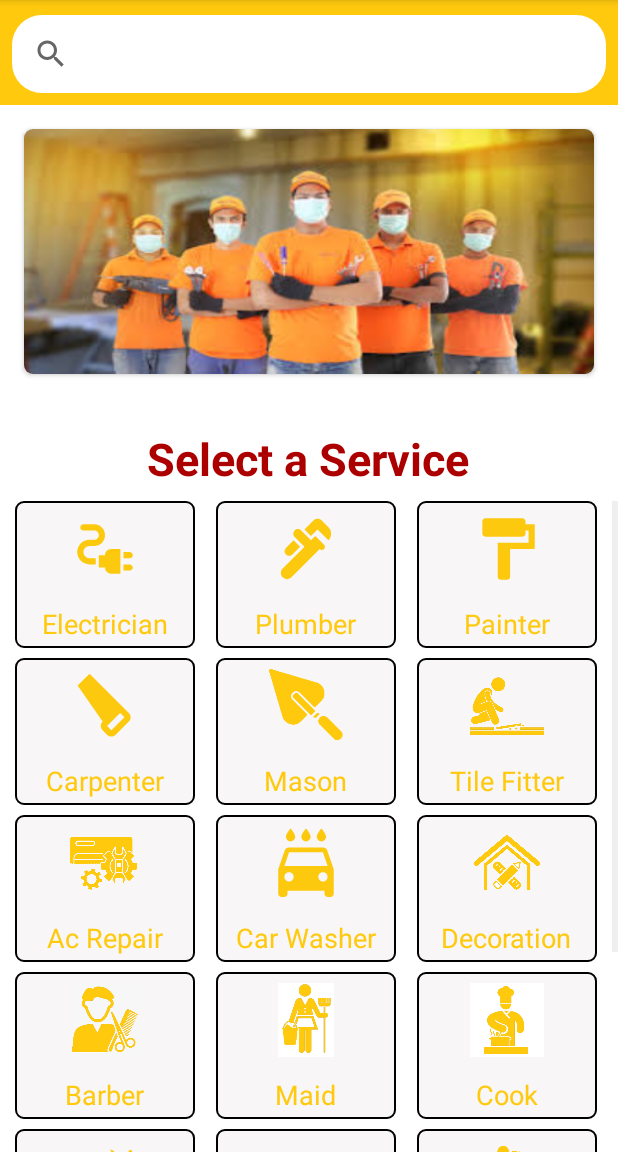
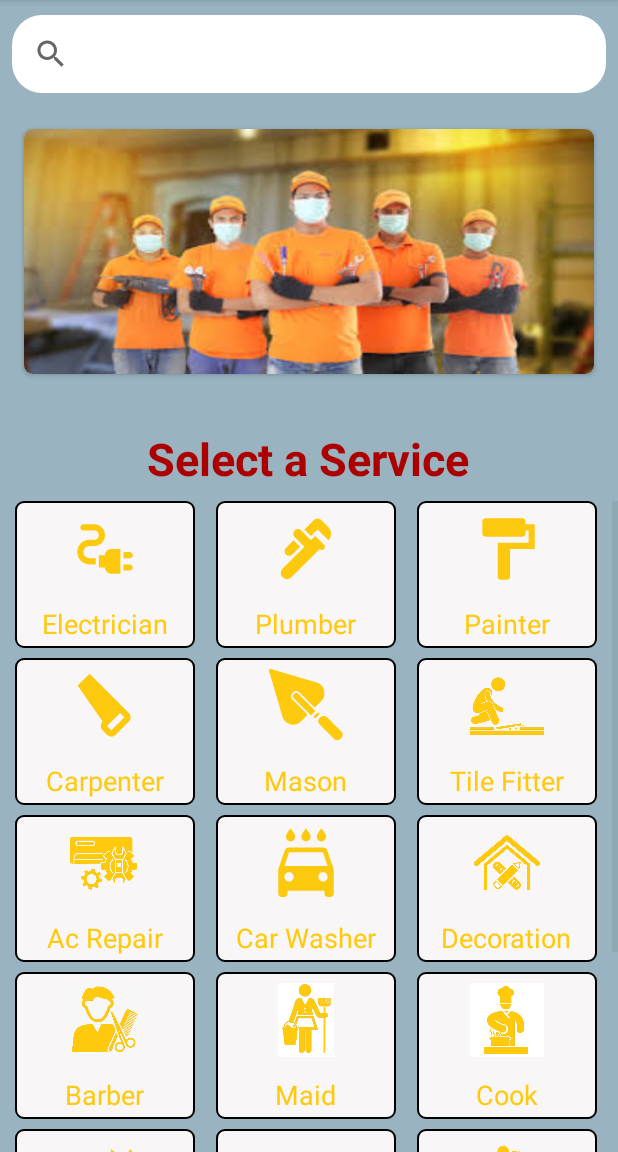
Before and after one commit to Khiljii/HandyMan1, an Android app: the Home screen opened directly, with no data from a screen before it, on a phone screen of 412 x 824 dp, the part 84-1236 px from its top. Run offline under Robolectric (Android 15) with nearby library versions, the phone set to English and light mode, and no system bars.

Commit message:
updation 4

```diff
--- a/app/src/main/java/com/example/handyman/MainActivity.java
+++ b/app/src/main/java/com/example/handyman/MainActivity.java
@@ -34,6 +34,6 @@ public class MainActivity extends AppCompatActivity {
                 startActivity(new Intent(MainActivity.this,Login.class));
                 finish();
             }
-        },1000 );
+        },4000 );
     }
 }
--- a/app/src/main/res/layout/activity_home.xml
+++ b/app/src/main/res/layout/activity_home.xml
@@ -4,7 +4,7 @@
     xmlns:tools="http://schemas.android.com/tools"
     android:layout_width="match_parent"
     android:layout_height="match_parent"
-    android:background="@color/white"
+    android:background="@color/silvergray"
     tools:context=".Home">
 
 
@@ -13,7 +13,7 @@
             android:layout_width="match_parent"
             android:layout_height="70dp"
             android:id="@+id/seach1"
-            android:background="@color/musturd">
+            android:background="@color/silvergray">
 
             <SearchView
                 android:id="@+id/seach"
--- a/app/src/main/res/layout/activity_main.xml
+++ b/app/src/main/res/layout/activity_main.xml
@@ -4,7 +4,7 @@
     xmlns:tools="http://schemas.android.com/tools"
     android:layout_width="match_parent"
     android:layout_height="match_parent"
-    android:background="@color/musturd2"
+    android:background="@color/silvergray"
     tools:context=".MainActivity">
 
 
--- a/app/src/main/res/layout/activity_timer.xml
+++ b/app/src/main/res/layout/activity_timer.xml
@@ -12,6 +12,7 @@
         android:layout_height="wrap_content"
         android:id="@+id/timecard"
         android:layout_marginRight="20dp"
+        app:cardCornerRadius="15dp"
         android:layout_marginLeft="20dp"
         android:foregroundGravity="center_horizontal"
         android:layout_centerHorizontal="true"
--- a/app/src/main/res/values/themes.xml
+++ b/app/src/main/res/values/themes.xml
@@ -3,7 +3,7 @@
     <style name="Theme.HandyMan" parent="Theme.MaterialComponents.DayNight.DarkActionBar">
         <!-- Primary brand color. -->
         <item name="colorPrimary">@color/red</item>
-        <item name="colorPrimaryVariant">@color/musturd</item>
+        <item name="colorPrimaryVariant">@color/silvergray</item>
         <item name="colorOnPrimary">@color/white</item>
         <!-- Secondary brand color. -->
         <item name="colorSecondary">@color/teal_200</item>
```
Also changed, not shown: app/src/main/res/layout/activity_packages.xml (+6 -6 lines).
